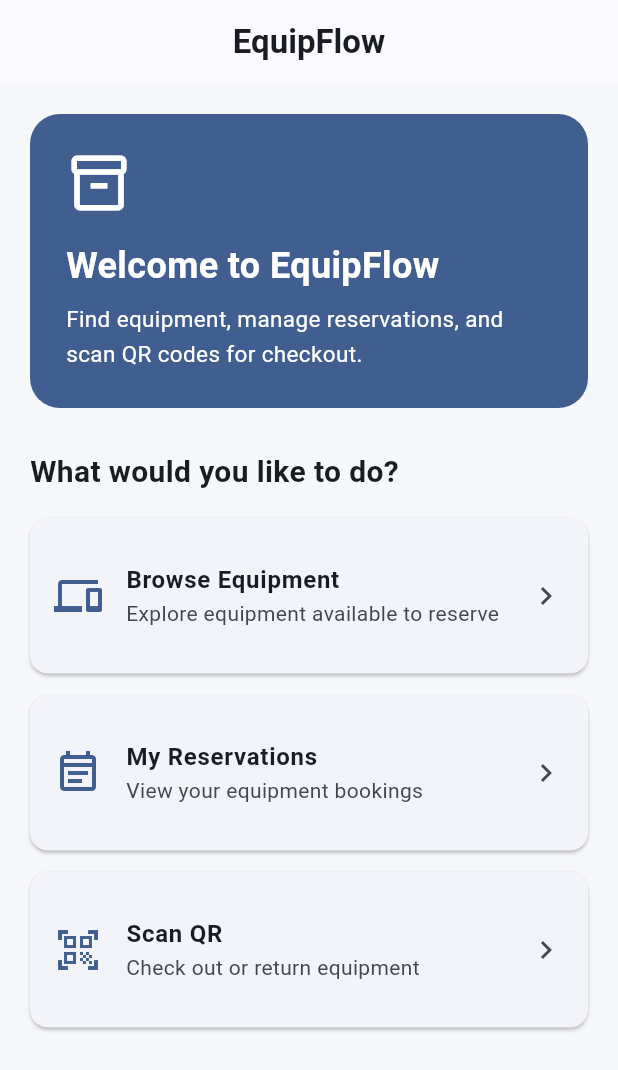
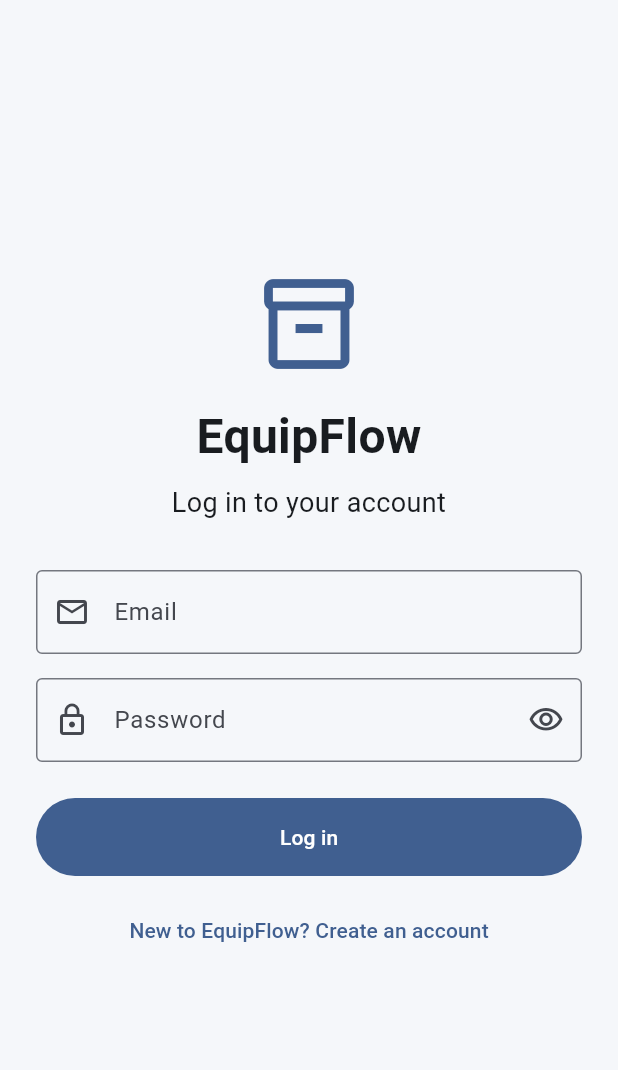
Before and after one commit to janakabandara818-ai/EquipFlow, a Flutter app: the screen it shows after launch, on a phone screen of 412 x 824 dp. Shown: the top 1070 px of the screen. Run offline on Flutter 3.47's test engine with Material 3 defaults, Android fonts, the phone set to English and light mode, and no system bars; our stand-ins replace firebase_auth, firebase_core; accounts and stored records are empty.

Commit message:
Add Firebase registration, login and logout

```diff
--- a/lib/main.dart
+++ b/lib/main.dart
@@ -1,7 +1,9 @@
+import 'package:firebase_auth/firebase_auth.dart';
+import 'package:firebase_core/firebase_core.dart';
 import 'package:flutter/material.dart';
-import 'package:firebase_core/firebase_core.dart';
 
 import 'firebase_options.dart';
+import 'screens/auth_screen.dart';
 import 'screens/equipment_catalogue_screen.dart';
 
 Future<void> main() async {
@@ -25,16 +27,108 @@ class MyApp extends StatelessWidget {
         colorScheme: ColorScheme.fromSeed(seedColor: const Color(0xFF1565C0)),
         scaffoldBackgroundColor: const Color(0xFFF5F7FA),
       ),
-      home: const HomeScreen(),
+      home: const AuthGate(),
     );
   }
 }
 
-class HomeScreen extends StatelessWidget {
-  const HomeScreen({super.key});
+class AuthGate extends StatefulWidget {
+  const AuthGate({super.key});
 
-  void _openScreen(BuildContext context, Widget screen) {
+  @override
+  State<AuthGate> createState() => _AuthGateState();
+}
+
+class _AuthGateState extends State<AuthGate> {
+  late final Stream<User?> _authState;
+
+  @override
+  void initState() {
+    super.initState();
+    _authState = FirebaseAuth.instance.authStateChanges();
+  }
+
+  @override
+  Widget build(BuildContext context) {
+    return StreamBuilder<User?>(
+      stream: _authState,
+      builder: (context, snapshot) {
+        if (snapshot.hasError) {
+          return const Scaffold(
+            body: Center(
+              child: Padding(
+                padding: EdgeInsets.all(24),
+                child: Text(
+                  'Unable to check your session. Please restart the app.',
+                  textAlign: TextAlign.center,
+                ),
+              ),
+            ),
+          );
+        }
+
+        if (snapshot.connectionState == ConnectionState.waiting) {
+          return const Scaffold(
+            body: Center(child: CircularProgressIndicator()),
+          );
+        }
+
+        final user = snapshot.data;
+
+        if (user == null) {
+          return const AuthScreen();
+        }
+
+        return HomeScreen(key: ValueKey(user.uid), user: user);
+      },
+    );
+  }
+}
+
+class HomeScreen extends StatefulWidget {
+  const HomeScreen({super.key, required this.user});
+
+  final User user;
+
+  @override
+  State<HomeScreen> createState() => _HomeScreenState();
+}
+
+class _HomeScreenState extends State<HomeScreen> {
+  bool _isSigningOut = false;
+
+  void _openScreen(Widget screen) {
     Navigator.of(context).push(MaterialPageRoute<void>(builder: (_) => screen));
+  }
+
+  Future<void> _signOut() async {
+    if (_isSigningOut) {
+      return;
+    }
+
+    setState(() {
+      _isSigningOut = true;
+    });
+
+    try {
+      await FirebaseAuth.instance.signOut();
+
+      // AuthGate automatically displays AuthScreen after sign-out.
+    } catch (_) {
+      if (!mounted) {
+        return;
+      }
+
+      ScaffoldMessenger.of(context).showSnackBar(
+        const SnackBar(content: Text('Unable to log out. Please try again.')),
+      );
+    } finally {
+      if (mounted) {
+        setState(() {
+          _isSigningOut = false;
+        });
+      }
+    }
   }
 
   @override
@@ -46,6 +140,19 @@ class HomeScreen extends StatelessWidget {
           style: TextStyle(fontWeight: FontWeight.bold),
         ),
         centerTitle: true,
+        actions: [
+          IconButton(
+            tooltip: 'Log out',
+            onPressed: _isSigningOut ? null : _signOut,
+            icon: _isSigningOut
+                ? const SizedBox(
+                    width: 20,
+                    height: 20,
+                    child: CircularProgressIndicator(strokeWidth: 2),
+                  )
+                : const Icon(Icons.logout),
+          ),
+        ],
       ),
       body: ListView(
         padding: const EdgeInsets.all(20),
@@ -56,12 +163,16 @@ class HomeScreen extends StatelessWidget {
               color: Theme.of(context).colorScheme.primary,
               borderRadius: BorderRadius.circular(20),
             ),
-            child: const Column(
+            child: Column(
               crossAxisAlignment: CrossAxisAlignment.start,
               children: [
-                Icon(Icons.inventory_2_outlined, size: 44, color: Colors.white),
-                SizedBox(height: 16),
-                Text(
+                const Icon(
+                  Icons.inventory_2_outlined,
+                  size: 44,
+                  color: Colors.white,
+                ),
+                const SizedBox(height: 16),
+                const Text(
                   'Welcome to EquipFlow',
                   style: TextStyle(
                     fontSize: 24,
@@ -69,8 +180,13 @@ class HomeScreen extends StatelessWidget {
                     color: Colors.white,
                   ),
                 ),
-                SizedBox(height: 8),
+                const SizedBox(height: 8),
                 Text(
+                  widget.user.email ?? 'Signed in',
+                  style: const TextStyle(fontSize: 15, color: Colors.white),
+                ),
+                const SizedBox(height: 12),
+                const Text(
                   'Find equipment, manage reservations, '
                   'and scan QR codes for checkout.',
                   style: TextStyle(
@@ -92,19 +208,19 @@ class HomeScreen extends StatelessWidget {
             icon: Icons.devices_outlined,
             title: 'Browse Equipment',
             subtitle: 'Explore equipment available to reserve',
-            onTap: () => _openScreen(context, const EquipmentCatalogueScreen()),
+            onTap: () => _openScreen(const EquipmentCatalogueScreen()),
           ),
           ActionCard(
             icon: Icons.event_note_outlined,
             title: 'My Reservations',
             subtitle: 'View your equipment bookings',
-            onTap: () => _openScreen(context, const ReservationsScreen()),
+            onTap: () => _openScreen(const ReservationsScreen()),
           ),
           ActionCard(
             icon: Icons.qr_code_scanner,
             title: 'Scan QR',
             subtitle: 'Check out or return equipment',
-            onTap: () => _openScreen(context, const ScanScreen()),
+            onTap: () => _openScreen(const ScanScreen()),
           ),
         ],
       ),
--- /dev/null
+++ b/lib/screens/auth_screen.dart
@@ -0,0 +1,335 @@
+import 'package:firebase_auth/firebase_auth.dart';
+import 'package:flutter/material.dart';
+
+class AuthScreen extends StatefulWidget {
+  const AuthScreen({super.key});
+
+  @override
+  State<AuthScreen> createState() => _AuthScreenState();
+}
+
+class _AuthScreenState extends State<AuthScreen> {
+  final _formKey = GlobalKey<FormState>();
+  final _emailController = TextEditingController();
+  final _passwordController = TextEditingController();
+  final _confirmPasswordController = TextEditingController();
+
+  bool _isRegistering = false;
+  bool _isLoading = false;
+  bool _hidePassword = true;
+  String? _errorMessage;
+
+  @override
+  void dispose() {
+    _emailController.dispose();
+    _passwordController.dispose();
+    _confirmPasswordController.dispose();
+    super.dispose();
+  }
+
+  String? _validateEmail(String? value) {
+    final email = value?.trim() ?? '';
+
+    if (email.isEmpty) {
+      return 'Please enter your email address.';
+    }
+
+    if (!RegExp(r'^[^\s@]+@[^\s@]+\.[^\s@]+$').hasMatch(email)) {
+      return 'Please enter a valid email address.';
+    }
+
+    return null;
+  }
+
+  String? _validatePassword(String? value) {
+    final password = value ?? '';
+
+    if (password.isEmpty) {
+      return 'Please enter your password.';
+    }
+
+    if (_isRegistering && password.length < 6) {
+      return 'Use at least 6 characters.';
+    }
+
+    return null;
+  }
+
+  String? _validateConfirmPassword(String? value) {
+    if (value == null || value.isEmpty) {
+      return 'Please confirm your password.';
+    }
+
+    if (value != _passwordController.text) {
+      return 'Passwords do not match.';
+    }
+
+    return null;
+  }
+
+  String _getAuthErrorMessage(FirebaseAuthException error) {
+    switch (error.code) {
+      case 'email-already-in-use':
+        return 'An account already exists for this email. Please log in.';
+      case 'invalid-email':
+        return 'Please enter a valid email address.';
+      case 'weak-password':
+        return 'Your password does not meet the required strength.';
+      case 'invalid-credential':
+      case 'invalid-login-credentials':
+      case 'wrong-password':
+      case 'user-not-found':
+        return 'Incorrect email or password.';
+      case 'user-disabled':
+        return 'This account has been disabled.';
+      case 'too-many-requests':
+        return 'Too many attempts. Please try again later.';
+      case 'network-request-failed':
+        return 'Unable to connect. Check your internet connection.';
+      case 'operation-not-allowed':
+        return 'Email/password sign-in is not enabled for this project.';
+      default:
+        return 'Authentication failed. Please try again.';
+    }
+  }
+
+  void _switchMode() {
+    if (_isLoading) {
+      return;
+    }
+
+    _formKey.currentState?.reset();
+    _passwordController.clear();
+    _confirmPasswordController.clear();
+
+    setState(() {
+      _isRegistering = !_isRegistering;
+      _hidePassword = true;
+      _errorMessage = null;
+    });
+  }
+
+  Future<void> _submit() async {
+    if (_isLoading) {
+      return;
+    }
+
+    if (!(_formKey.currentState?.validate() ?? false)) {
+      return;
+    }
+
+    FocusScope.of(context).unfocus();
+
+    final email = _emailController.text.trim();
+    final password = _passwordController.text;
+    final registering = _isRegistering;
+
+    setState(() {
+      _isLoading = true;
+      _errorMessage = null;
+    });
+
+    try {
+      if (registering) {
+        await FirebaseAuth.instance.createUserWithEmailAndPassword(
+          email: email,
+          password: password,
+        );
+      } else {
+        await FirebaseAuth.instance.signInWithEmailAndPassword(
+          email: email,
+          password: password,
+        );
+      }
+
+      // AuthGate automatically displays HomeScreen after sign-in.
+    } on FirebaseAuthException catch (error) {
+      if (!mounted) {
+        return;
+      }
+
+      setState(() {
+        _errorMessage = _getAuthErrorMessage(error);
+      });
+    } catch (_) {
+      if (!mounted) {
+        return;
+      }
+
+      setState(() {
+        _errorMessage = 'Something went wrong. Please try again.';
+      });
+    } finally {
+      if (mounted) {
+        setState(() {
+          _isLoading = false;
+        });
+      }
+    }
+  }
+
+  @override
+  Widget build(BuildContext context) {
+    final colorScheme = Theme.of(context).colorScheme;
+
+    return Scaffold(
+      body: SafeArea(
+        child: Center(
+          child: SingleChildScrollView(
+            padding: const EdgeInsets.all(24),
+            child: ConstrainedBox(
+              constraints: const BoxConstraints(maxWidth: 440),
+              child: AutofillGroup(
+                child: Form(
+                  key: _formKey,
+                  child: Column(
+                    crossAxisAlignment: CrossAxisAlignment.stretch,
+                    children: [
+                      Icon(
+                        Icons.inventory_2_outlined,
+                        size: 72,
+                        color: colorScheme.primary,
+                      ),
+                      const SizedBox(height: 16),
+                      const Text(
+                        'EquipFlow',
+                        textAlign: TextAlign.center,
+                        style: TextStyle(
+                          fontSize: 32,
+                          fontWeight: FontWeight.bold,
+                        ),
+                      ),
+                      const SizedBox(height: 8),
+                      Text(
+                        _isRegistering
+                            ? 'Create your account'
+                            : 'Log in to your account',
+                        textAlign: TextAlign.center,
+                        style: const TextStyle(fontSize: 18),
+                      ),
+                      const SizedBox(height: 32),
+                      TextFormField(
+                        controller: _emailController,
+                        enabled: !_isLoading,
+                        keyboardType: TextInputType.emailAddress,
+                        textInputAction: TextInputAction.next,
+                        textCapitalization: TextCapitalization.none,
+                        autocorrect: false,
+                        autofillHints: const [AutofillHints.username],
+                        decoration: const InputDecoration(
+                          labelText: 'Email',
+                          prefixIcon: Icon(Icons.email_outlined),
+                          border: OutlineInputBorder(),
+                        ),
+                        validator: _validateEmail,
+                      ),
+                      const SizedBox(height: 16),
+                      TextFormField(
+                        controller: _passwordController,
+                        enabled: !_isLoading,
+                        obscureText: _hidePassword,
+                        autocorrect: false,
+                        enableSuggestions: false,
+                        textInputAction: _isRegistering
+                            ? TextInputAction.next
+                            : TextInputAction.done,
+                        autofillHints: [
+                          _isRegistering
+                              ? AutofillHints.newPassword
+                              : AutofillHints.password,
+                        ],
+                        decoration: InputDecoration(
+                          labelText: 'Password',
+                          prefixIcon: const Icon(Icons.lock_outline),
+                          border: const OutlineInputBorder(),
+                          suffixIcon: IconButton(
+                            tooltip: _hidePassword
+                                ? 'Show password'
+                                : 'Hide password',
+                            onPressed: _isLoading
+                                ? null
+                                : () {
+                                    setState(() {
+                                      _hidePassword = !_hidePassword;
+                                    });
+                                  },
+                            icon: Icon(
+                              _hidePassword
+                                  ? Icons.visibility_outlined
+                                  : Icons.visibility_off_outlined,
+                            ),
+                          ),
+                        ),
+                        validator: _validatePassword,
+                        onFieldSubmitted: (_) {
+                          if (!_isRegistering) {
+                            _submit();
+                          }
+                        },
+                      ),
+                      if (_isRegistering) ...[
+                        const SizedBox(height: 16),
+                        TextFormField(
+                          controller: _confirmPasswordController,
+                          enabled: !_isLoading,
+                          obscureText: _hidePassword,
+                          autocorrect: false,
+                          enableSuggestions: false,
+                          textInputAction: TextInputAction.done,
+                          decoration: const InputDecoration(
+                            labelText: 'Confirm password',
+                            prefixIcon: Icon(Icons.lock_outline),
+                            border: OutlineInputBorder(),
+                          ),
+                          validator: _validateConfirmPassword,
+                          onFieldSubmitted: (_) => _submit(),
+                        ),
+                      ],
+                      if (_errorMessage != null) ...[
+                        const SizedBox(height: 16),
+                        Semantics(
+                          liveRegion: true,
+                          child: Text(
+                            _errorMessage!,
+                            style: TextStyle(color: colorScheme.error),
+                          ),
+                        ),
+                      ],
+                      const SizedBox(height: 24),
+                      FilledButton(
+                        onPressed: _isLoading ? null : _submit,
+                        style: FilledButton.styleFrom(
+                          minimumSize: const Size(double.infinity, 52),
+                        ),
+                        child: _isLoading
+                            ? const SizedBox(
+                                width: 22,
+                                height: 22,
+                                child: CircularProgressIndicator(
+                                  strokeWidth: 2,
+                                ),
+                              )
+                            : Text(
+                                _isRegistering ? 'Create account' : 'Log in',
+                              ),
+                      ),
+                      const SizedBox(height: 12),
+                      TextButton(
+                        onPressed: _isLoading ? null : _switchMode,
+                        child: Text(
+                          _isRegistering
+                              ? 'Already have an account? Log in'
+                              : 'New to EquipFlow? Create an account',
+                        ),
+                      ),
+                    ],
+                  ),
+                ),
+              ),
+            ),
+          ),
+        ),
+      ),
+    );
+  }
+}
```
